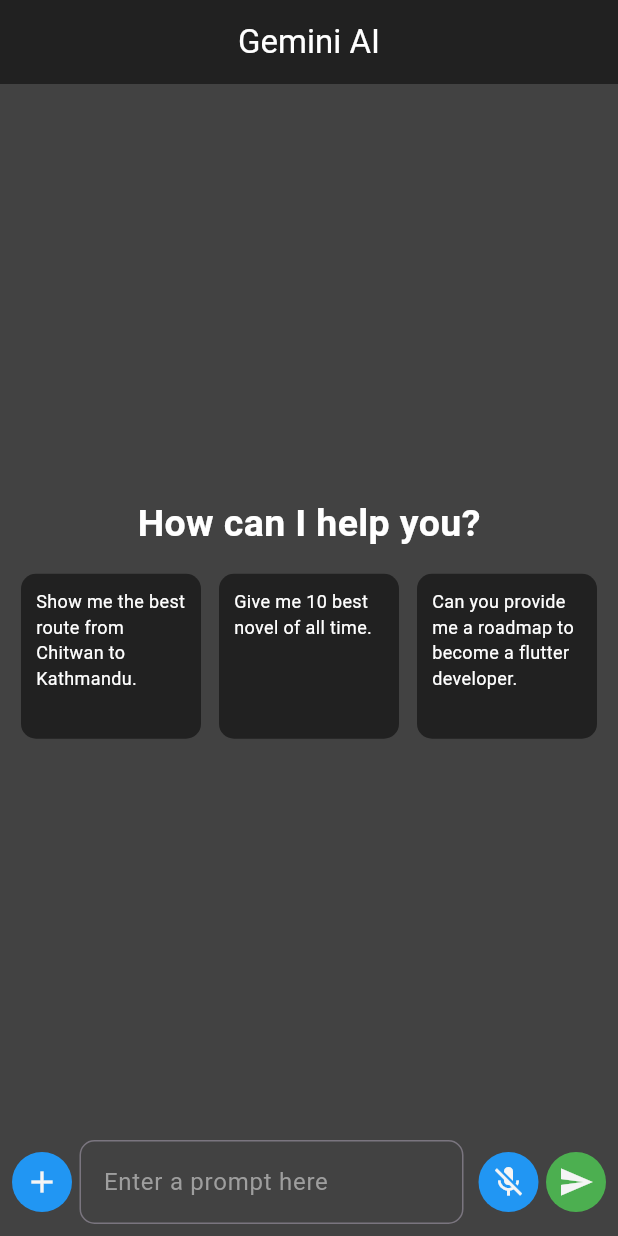
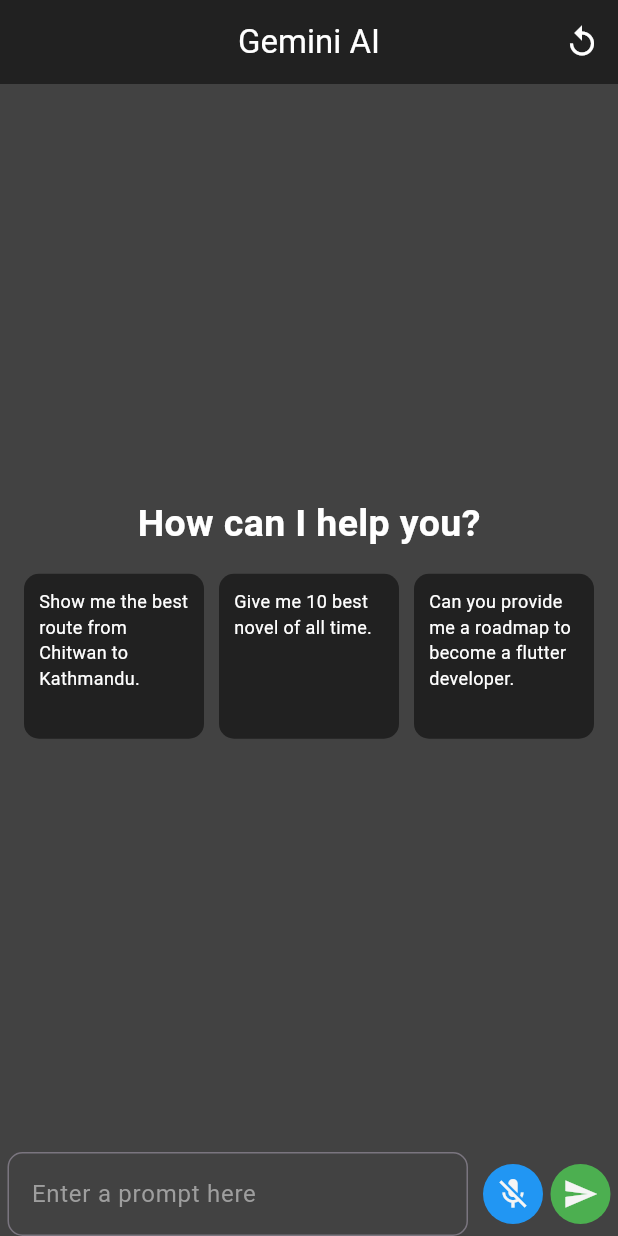
Before and after one commit to PranjalPiya/flutter-gemini, a Flutter app: the screen it shows after launch, after a tap on the "send" icon, on a phone screen of 412 x 824 dp. Run offline on Flutter 3.47's test engine with Material 3 defaults, Android fonts, the phone set to English and light mode, and no system bars; our stand-ins replace flutter_spinkit, google_generative_ai, speech_to_text.

Commit message:
update: structured code and integrated clear icon for clearing chats

```diff
--- /dev/null
+++ b/lib/core/custom/custom_initial_containers.dart
@@ -0,0 +1,47 @@
+import 'package:flutter/material.dart';
+import 'package:flutter_gemini_ai/core/colors.dart';
+import 'package:flutter_gemini_ai/core/static_list.dart';
+
+Widget initialContainer({TextEditingController? sendMessageController}) {
+  return Column(
+    mainAxisAlignment: MainAxisAlignment.center,
+    children: [
+      const Text(
+        'How can I help you?',
+        style: TextStyle(
+            fontSize: 25, fontWeight: FontWeight.w600, color: headingColor),
+      ),
+      const SizedBox(
+        height: 15,
+      ),
+      SingleChildScrollView(
+        scrollDirection: Axis.horizontal,
+        child: Row(
+          mainAxisAlignment: MainAxisAlignment.spaceAround,
+          children: List.generate(onLoadQuestionList.length, (index) {
+            return GestureDetector(
+              onTap: () {
+                sendMessageController!.text = '${onLoadQuestionList[index]}';
+              },
+              child: Padding(
+                padding: const EdgeInsets.symmetric(horizontal: 5.0),
+                child: Container(
+                  padding: const EdgeInsets.all(10),
+                  height: 110,
+                  width: 120,
+                  decoration: BoxDecoration(
+                      color: appBarColor,
+                      borderRadius: BorderRadius.circular(10)),
+                  child: Text(
+                    '${onLoadQuestionList[index]}',
+                    style: const TextStyle(fontSize: 12, color: Colors.white),
+                  ),
+                ),
+              ),
+            );
+          }),
+        ),
+      ),
+    ],
+  );
+}
--- /dev/null
+++ b/lib/core/error.dart
@@ -0,0 +1,13 @@
+import 'package:flutter/material.dart';
+
+void showErrorSnackBar({BuildContext? context}) {
+  final snackBar = SnackBar(
+    behavior: SnackBarBehavior.floating,
+    shape: RoundedRectangleBorder(borderRadius: BorderRadius.circular(50)),
+    content: const Text('Write some prompt before submitting!!'),
+  );
+
+// Find the ScaffoldMessenger in the widget tree
+// and use it to show a SnackBar.
+  ScaffoldMessenger.of(context!).showSnackBar(snackBar);
+}
--- /dev/null
+++ b/lib/core/static_list.dart
@@ -0,0 +1,5 @@
+List onLoadQuestionList = [
+  'Show me the best route from Chitwan to Kathmandu.',
+  'Give me 10 best novel of all time.',
+  'Can you provide me a roadmap to become a flutter developer.',
+];
--- a/lib/home_screen.dart
+++ b/lib/home_screen.dart
@@ -1,15 +1,14 @@
 import 'dart:developer';
 
-import 'package:flutter/cupertino.dart';
 import 'package:flutter/material.dart';
-import 'package:flutter/rendering.dart';
-import 'package:flutter/widgets.dart';
 import 'package:flutter_gemini_ai/core/colors.dart';
 import 'package:flutter_gemini_ai/core/constant.dart';
+import 'package:flutter_gemini_ai/core/custom/custom_initial_containers.dart';
 import 'package:flutter_gemini_ai/core/custom/custom_text_bubble.dart';
+import 'package:flutter_gemini_ai/core/error.dart';
+import 'package:flutter_gemini_ai/core/static_list.dart';
 import 'package:flutter_spinkit/flutter_spinkit.dart';
 import 'package:google_generative_ai/google_generative_ai.dart';
-import 'package:permission_handler/permission_handler.dart';
 import 'package:speech_to_text/speech_recognition_result.dart';
 import 'package:speech_to_text/speech_to_text.dart';
 
@@ -23,10 +22,15 @@ class HomePage extends StatefulWidget {
 class _HomePageState extends State<HomePage> {
   final TextEditingController _sendMessageController = TextEditingController();
   final ScrollController _scrollController = ScrollController();
-  String? answer = '';
+  // String? answer = '';
   //CREATE AN ARRAY TO SAVE THE ANSWER PROVIDED BY GEMINI
   List<Map<String, dynamic>> geminiAnswers = [];
   bool isLoading = false;
+  double confidenceLevel = 0;
+  final SpeechToText _speechToText = SpeechToText();
+  bool speechEnabled = false;
+  String _wordsSpoken = '';
+
   //for auto scroll
   void _scrollDown() {
     WidgetsBinding.instance.addPostFrameCallback(
@@ -67,45 +71,15 @@ class _HomePageState extends State<HomePage> {
     return response.text;
   }
 
-  double confidenceLevel = 0;
-  // void listenForPermissions() async {
-  //   final status = await Permission.microphone.status;
-  //   switch (status) {
-  //     case PermissionStatus.denied:
-  //       requestForPermission();
-  //       break;
-  //     case PermissionStatus.granted:
-  //       break;
-  //     case PermissionStatus.limited:
-  //       break;
-  //     case PermissionStatus.permanentlyDenied:
-  //       break;
-  //     case PermissionStatus.restricted:
-  //       break;
-  //     case PermissionStatus.provisional:
-  //     // TODO: Handle this case.
-  //   }
-  // }
-
-  // Future<void> requestForPermission() async {
-  //   await Permission.microphone.request();
-  // }
-
-  final SpeechToText _speechToText = SpeechToText();
-  bool _speechEnabled = false;
-  String _wordsSpoken = '';
   @override
   void initState() {
     super.initState();
-    // listenForPermissions();
-
     _initSpeech();
-    // _captureVoice();
   }
 
   /// This has to happen only once per app
   void _initSpeech() async {
-    _speechEnabled = await _speechToText.initialize();
+    speechEnabled = await _speechToText.initialize();
     setState(() {});
   }
 
@@ -145,30 +119,29 @@ class _HomePageState extends State<HomePage> {
             'Gemini AI',
             style: TextStyle(color: Colors.white),
           ),
+          actions: [
+            IconButton(
+              icon: const Icon(
+                Icons.replay_outlined,
+                color: Colors.white,
               ),
+              onPressed: () {
+                setState(() {
+                  geminiAnswers.clear();
+                });
+              },
+            ),
+          ]),
       body: Padding(
-        padding: const EdgeInsets.all(8.0),
+        padding: const EdgeInsets.symmetric(horizontal: 5.0),
         child: Column(
           children: [
             Expanded(
               child: Padding(
                 padding: const EdgeInsets.symmetric(vertical: 3.0),
-                child:
-                    // Column(
-                    //   children: [
-                    //     Text(_speechToText.isListening
-                    //         ? 'Listening'
-                    //         : _speechEnabled
-                    //             ? 'Tap the mic to start listening'
-                    //             : 'Speech not available'),
-                    //     Text('hello:- $_wordsSpoken'),
-                    //     if (_speechToText.isNotListening && confidenceLevel > 0)
-                    //       Text(
-                    //           'confidence${(confidenceLevel * 100).toStringAsFixed(1)}%')
-                    //   ],
-                    // ),
-                    geminiAnswers.isEmpty
-                        ? initialContainer()
+                child: geminiAnswers.isEmpty
+                    ? initialContainer(
+                        sendMessageController: _sendMessageController)
                     : ListView.builder(
                         // shrinkWrap: true,
                         controller: _scrollController,
@@ -191,30 +164,30 @@ class _HomePageState extends State<HomePage> {
             Row(
               children: [
                 //
-                Container(
-                  height: 40,
-                  width: 40,
-                  decoration: const BoxDecoration(
-                      color: Colors.blue, shape: BoxShape.circle),
-                  child: IconButton(
-                      onPressed: () {
-                        showModalBottomSheet(
-                          context: context,
-                          builder: (context) {
-                            return const Column(
-                              children: [Text('hehe')],
-                            );
-                          },
-                        );
-                      },
-                      icon: Icon(
-                        Icons.add,
-                        color: iconColor,
-                      )),
-                ),
-                const SizedBox(
-                  width: 5,
-                ),
+                // Container(
+                //   height: 40,
+                //   width: 40,
+                //   decoration: const BoxDecoration(
+                //       color: Colors.blue, shape: BoxShape.circle),
+                //   child: IconButton(
+                //       onPressed: () {
+                //         showModalBottomSheet(
+                //           context: context,
+                //           builder: (context) {
+                //             return const Column(
+                //               children: [Text('hehe')],
+                //             );
+                //           },
+                //         );
+                //       },
+                //       icon: Icon(
+                //         Icons.add,
+                //         color: iconColor,
+                //       )),
+                // ),
+                // const SizedBox(
+                //   width: 5,
+                // ),
                 //
                 Expanded(
                   child: TextFormField(
@@ -296,60 +269,4 @@ class _HomePageState extends State<HomePage> {
       ),
     );
   }
-
-  void showErrorSnackBar() {
-    final snackBar = SnackBar(
-      behavior: SnackBarBehavior.floating,
-      shape: RoundedRectangleBorder(borderRadius: BorderRadius.circular(50)),
-      content: const Text('Write some prompt before submitting!!'),
-    );
-
-// Find the ScaffoldMessenger in the widget tree
-// and use it to show a SnackBar.
-    ScaffoldMessenger.of(context).showSnackBar(snackBar);
 }
-
-  List onLoadQuestionList = [
-    'Show me the best route from Chitwan to Kathmandu.',
-    'Give me 10 best novel of all time.',
-    'Can you provide me a roadmap to become a flutter developer.',
-  ];
-
-  Widget initialContainer() {
-    return Column(
-      mainAxisAlignment: MainAxisAlignment.center,
-      children: [
-        const Text(
-          'How can I help you?',
-          style: TextStyle(
-              fontSize: 25, fontWeight: FontWeight.w600, color: headingColor),
-        ),
-        const SizedBox(
-          height: 15,
-        ),
-        Row(
-          mainAxisAlignment: MainAxisAlignment.spaceAround,
-          children: List.generate(onLoadQuestionList.length, (index) {
-            return GestureDetector(
-              onTap: () {
-                _sendMessageController.text = '${onLoadQuestionList[index]}';
-              },
-              child: Container(
-                padding: const EdgeInsets.all(10),
-                height: 110,
-                width: 120,
-                decoration: BoxDecoration(
-                    color: appBarColor,
-                    borderRadius: BorderRadius.circular(10)),
-                child: Text(
-                  '${onLoadQuestionList[index]}',
-                  style: const TextStyle(fontSize: 12, color: Colors.white),
-                ),
-              ),
-            );
-          }),
-        ),
-      ],
-    );
-  }
-}
```
Lines whose indentation alone changed are shown as unchanged.
